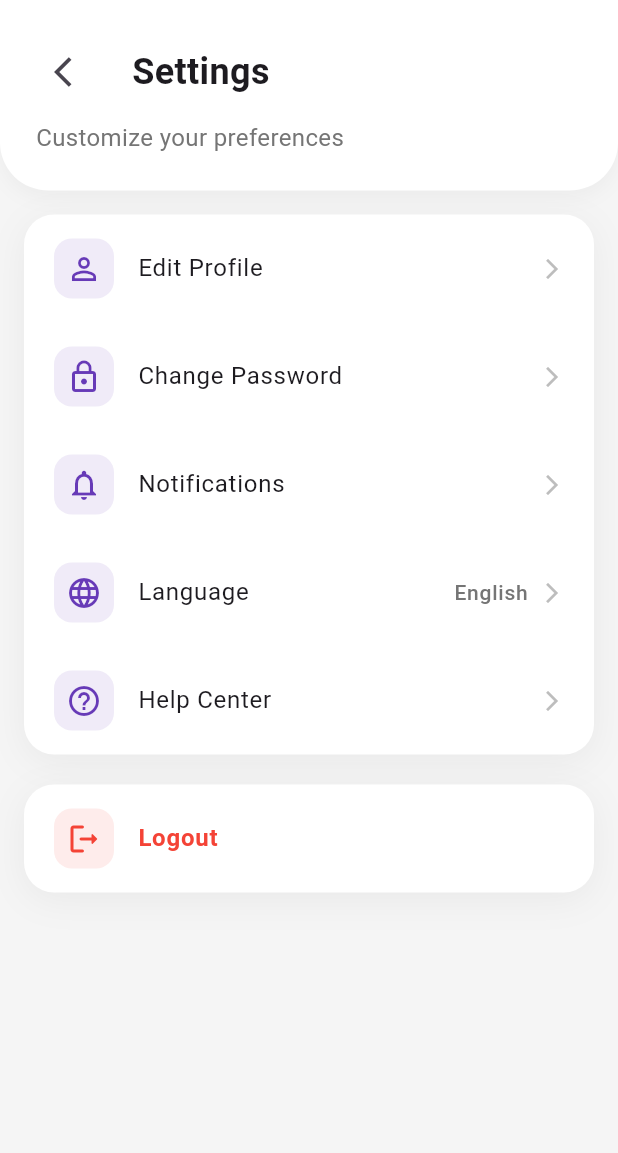
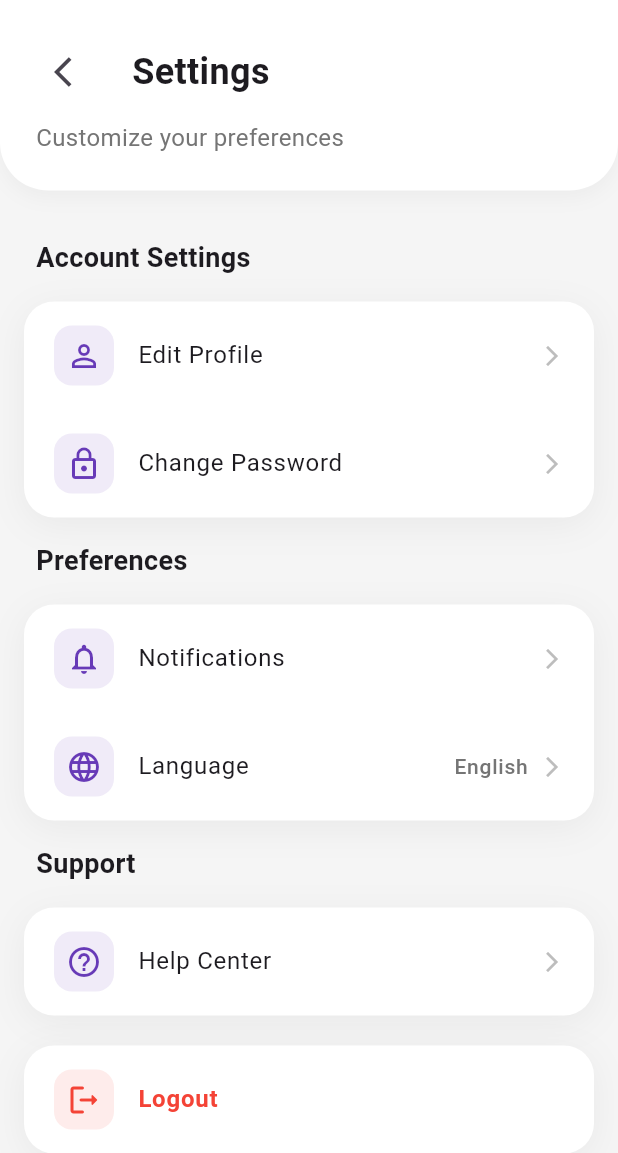
Before and after one commit to chewsinai02/fyp_patient_v1, a Flutter app: the SettingsPage screen opened directly, on a phone screen of 412 x 824 dp. Shown: the top 1153 px of the screen. Run offline on Flutter 3.47's test engine with Material 3 defaults, Android fonts, the phone set to English and light mode, and no system bars; our stand-ins replace firebase_core, firebase_database, firebase_storage, geolocator, image_picker, open_file and 3 more; missing offline and left inert: bcrypt, dotenv, mysql1; accounts and stored records are empty; Roboto replaces fonts that are missing (Poppins).

Commit message:
settings

```diff
--- a/lib/dashboard.dart
+++ b/lib/dashboard.dart
@@ -89,7 +89,10 @@ class DashboardContent extends StatelessWidget {
                                     color: Colors.white,
                                     size: 24,
                                   ),
-                                  onPressed: () {},
+                                  onPressed: () {
+                                    Navigator.of(context)
+                                        .pushNamed('/settings');
+                                  },
                                 ),
                               ],
                             ),
--- a/lib/main.dart
+++ b/lib/main.dart
@@ -5,6 +5,7 @@ import 'package:firebase_storage/firebase_storage.dart';
 import 'package:firebase_database/firebase_database.dart';
 import 'firebase_options.dart';
 import 'login.dart';
+import 'pages/settings_page.dart';
 
 void main() async {
   WidgetsFlutterBinding.ensureInitialized();
@@ -54,6 +55,7 @@ class MyApp extends StatelessWidget {
       home: const InitialPage(),
       routes: {
         '/login': (context) => const LoginPage(),
+        '/settings': (context) => const SettingsPage(),
       },
     );
   }
--- a/lib/pages/settings_page.dart
+++ b/lib/pages/settings_page.dart
@@ -62,7 +62,18 @@ class SettingsPage extends StatelessWidget {
             child: Padding(
               padding: const EdgeInsets.all(16),
               child: Column(
+                crossAxisAlignment: CrossAxisAlignment.start,
                 children: [
+                  const Padding(
+                    padding: EdgeInsets.symmetric(horizontal: 8, vertical: 16),
+                    child: Text(
+                      'Account Settings',
+                      style: TextStyle(
+                        fontSize: 18,
+                        fontWeight: FontWeight.w600,
+                      ),
+                    ),
+                  ),
                   _buildSettingsCard([
                     _buildSettingTile(
                       'Edit Profile',
@@ -143,6 +154,18 @@ class SettingsPage extends StatelessWidget {
                         );
                       },
                     ),
+                  ]),
+                  const Padding(
+                    padding: EdgeInsets.symmetric(horizontal: 8, vertical: 16),
+                    child: Text(
+                      'Preferences',
+                      style: TextStyle(
+                        fontSize: 18,
+                        fontWeight: FontWeight.w600,
+                      ),
+                    ),
+                  ),
+                  _buildSettingsCard([
                     _buildSettingTile(
                       'Notifications',
                       Icons.notifications_outlined,
@@ -154,6 +177,18 @@ class SettingsPage extends StatelessWidget {
                       value: 'English',
                       onTap: () {},
                     ),
+                  ]),
+                  const Padding(
+                    padding: EdgeInsets.symmetric(horizontal: 8, vertical: 16),
+                    child: Text(
+                      'Support',
+                      style: TextStyle(
+                        fontSize: 18,
+                        fontWeight: FontWeight.w600,
+                      ),
+                    ),
+                  ),
+                  _buildSettingsCard([
                     _buildSettingTile(
                       'Help Center',
                       Icons.help_outline,
```
Also changed, not shown: lib/pages/profile_page.dart (+17 -2 lines).
